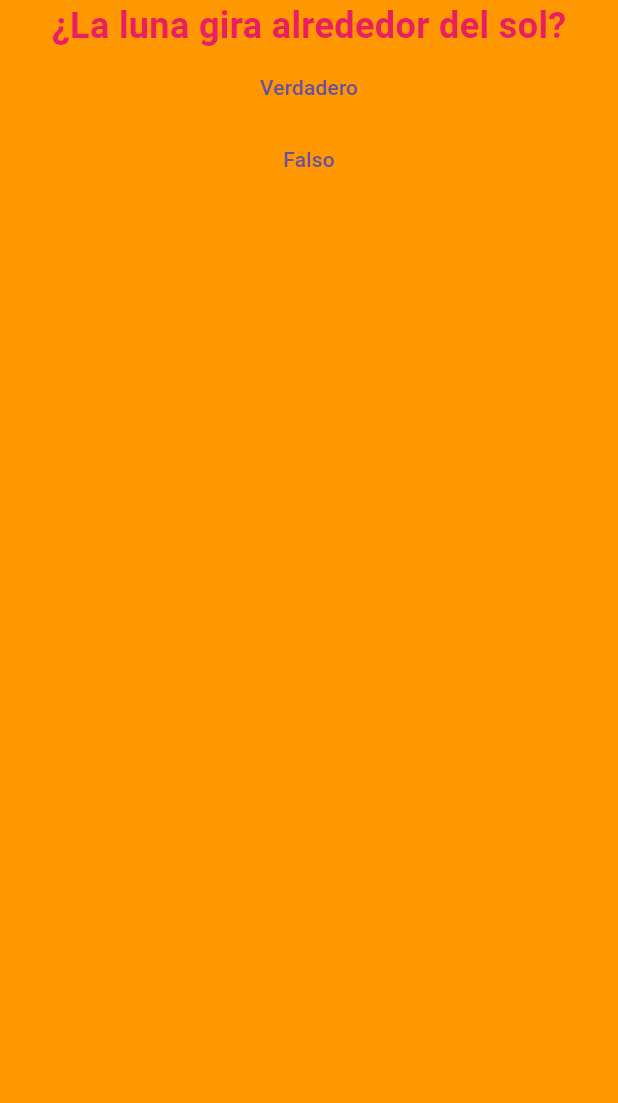
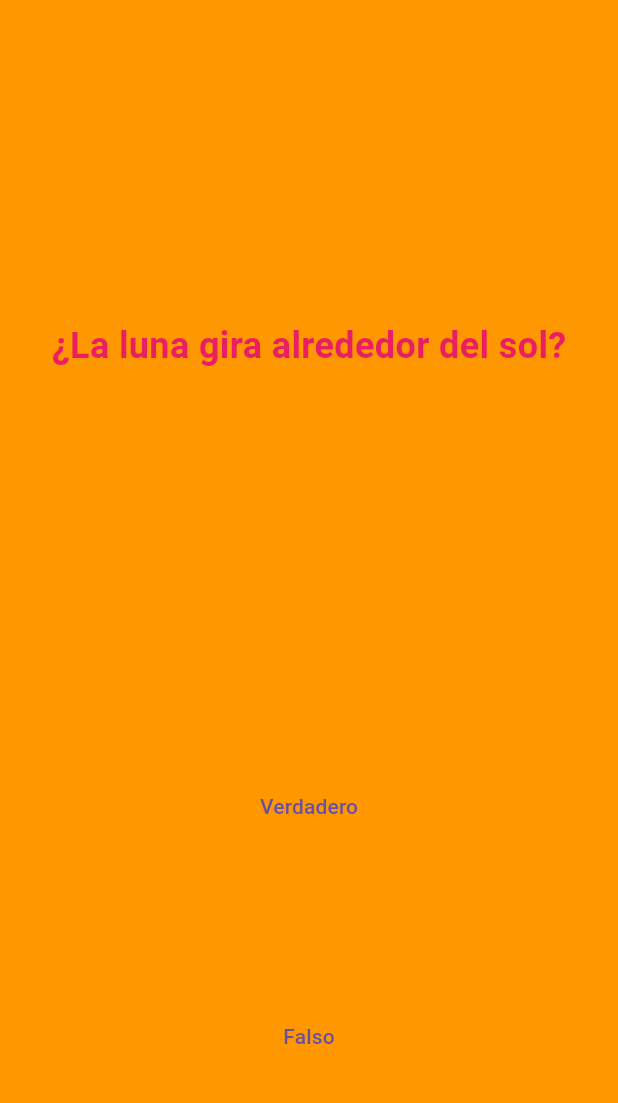
Before and after one commit to RanthonyS/my_questionnaire, a Flutter app: the screen it shows after launch, on a phone screen of 412 x 824 dp, the part 84-1187 px from its top. Run offline on Flutter 3.47's test engine with Material 3 defaults, Android fonts, the phone set to English and light mode, and no system bars.

Commit message:
se modificó los widgets text y textbutton

```diff
--- a/lib/main.dart
+++ b/lib/main.dart
@@ -40,14 +40,35 @@ class TestPage extends StatefulWidget {
 class _TestPageState extends State<TestPage> {
   @override
   Widget build(BuildContext context) {
-    return Column(children: [
-      const Text(
-        "¿La luna gira alrededor del sol?",
-        style: TextStyle(
-            fontSize: 24, fontWeight: FontWeight.bold, color: Colors.pink),
-      ),
-      TextButton(onPressed: () {}, child: const Text("Verdadero")),
-      TextButton(onPressed: () {}, child: const Text("Falso"))
-    ]);
+    return Column(
+        mainAxisAlignment: MainAxisAlignment.center,
+        crossAxisAlignment: CrossAxisAlignment.stretch,
+        children: [
+          const Expanded(
+            flex: 3,
+            child: Padding(
+              padding: EdgeInsets.all(10),
+              child: Center(
+                child: Text(
+                  "¿La luna gira alrededor del sol?",
+                  style: TextStyle(
+                      fontSize: 24,
+                      fontWeight: FontWeight.bold,
+                      color: Colors.pink),
+                ),
+              ),
+            ),
+          ),
+          Expanded(
+              child: Padding(
+                  padding: const EdgeInsets.all(15),
+                  child: TextButton(
+                      onPressed: () {}, child: const Text("Verdadero")))),
+          Expanded(
+              child: Padding(
+                  padding: const EdgeInsets.all(15),
+                  child:
+                      TextButton(onPressed: () {}, child: const Text("Falso"))))
+        ]);
   }
 }
```
